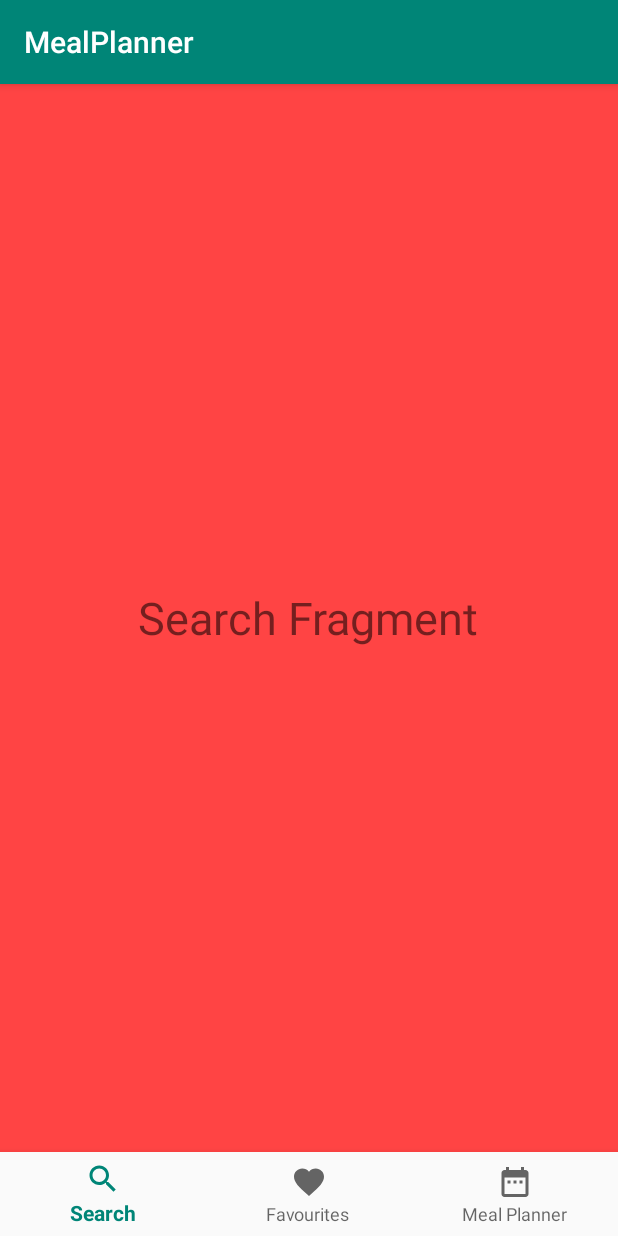
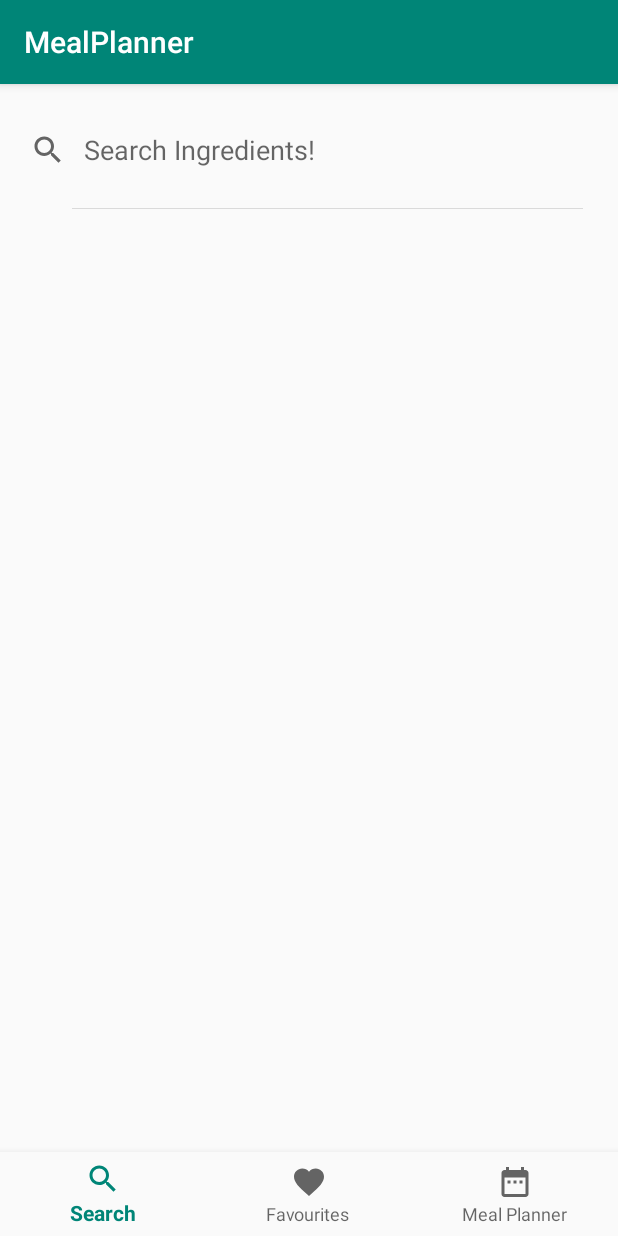
Before and after one commit to Lbannon98/Mobile-Application-Development-Android-App, an Android app: the screen it shows after launch (MainActivity), on a phone screen of 412 x 824 dp. Run offline under Robolectric (Android 15) with nearby library versions, the phone set to English and light mode, and no system bars.

Commit message:
Adding search bar feature to Search Activity

```diff
--- a/app/src/main/res/layout/fragment_meal_plan.xml
+++ b/app/src/main/res/layout/fragment_meal_plan.xml
@@ -8,7 +8,6 @@
         android:layout_height="wrap_content"
         android:text="Meal Planner Fragment"
         android:textSize="30sp"
-        android:layout_centerInParent="true"
-        />
+        android:layout_centerInParent="true"/>
 
 </RelativeLayout>
--- a/app/src/main/res/layout/fragment_search.xml
+++ b/app/src/main/res/layout/fragment_search.xml
@@ -1,13 +1,16 @@
 <?xml version="1.0" encoding="utf-8"?>
 <RelativeLayout xmlns:android="http://schemas.android.com/apk/res/android"
-    android:layout_width="match_parent" android:layout_height="match_parent"
-    android:background="@android:color/holo_red_light">
+    android:layout_width="match_parent" android:layout_height="match_parent">
 
-    <TextView
-        android:layout_width="wrap_content"
-        android:layout_height="wrap_content"
-        android:text="Search Fragment"
-        android:textSize="30sp"
-        android:layout_centerInParent="true"/>
+    <SearchView
+        android:id="@+id/search_view"
+        android:layout_width="match_parent"
+        android:layout_height="78dp"
+        android:layout_marginTop="5sp"
+        android:layout_marginRight="15sp"
+        android:inputType="text"
+        android:queryHint="@string/search_placeholder"
+        android:iconifiedByDefault="false"
+        android:layout_alignParentTop="true"/>
 
 </RelativeLayout>
--- a/app/src/main/res/values/strings.xml
+++ b/app/src/main/res/values/strings.xml
@@ -3,4 +3,5 @@
     <string name="nav_search">Search</string>
     <string name="nav_favourites">Favourites</string>
     <string name="nav_meal_plan">Meal Planner</string>
+    <string name="search_placeholder">Search Ingredients!</string>
 </resources>
```
